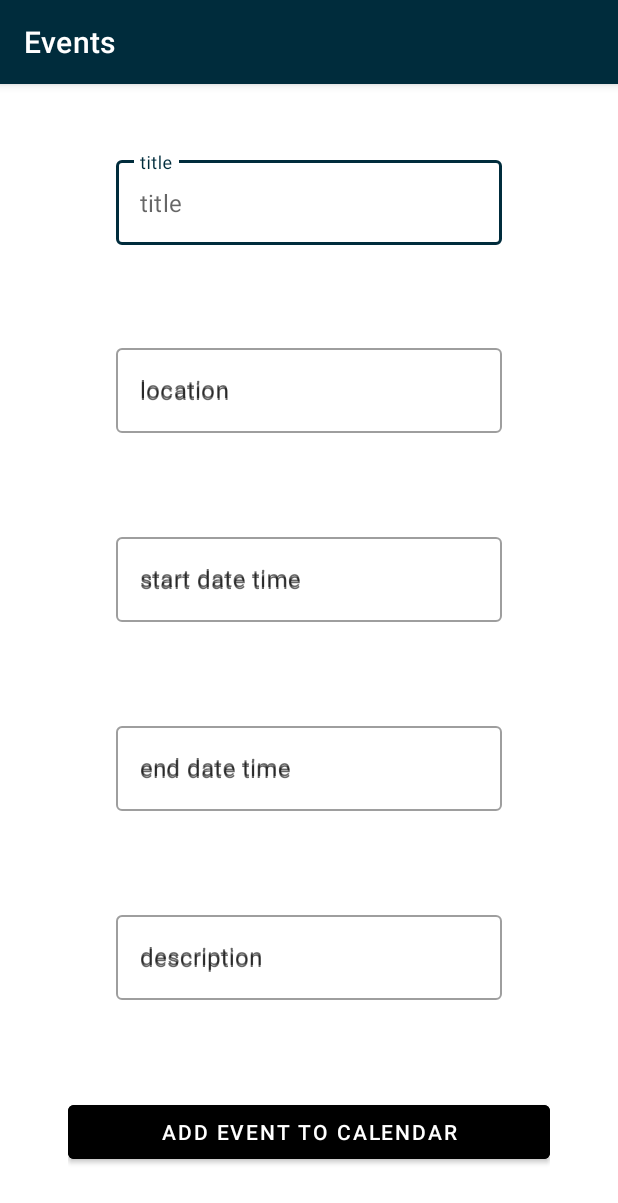
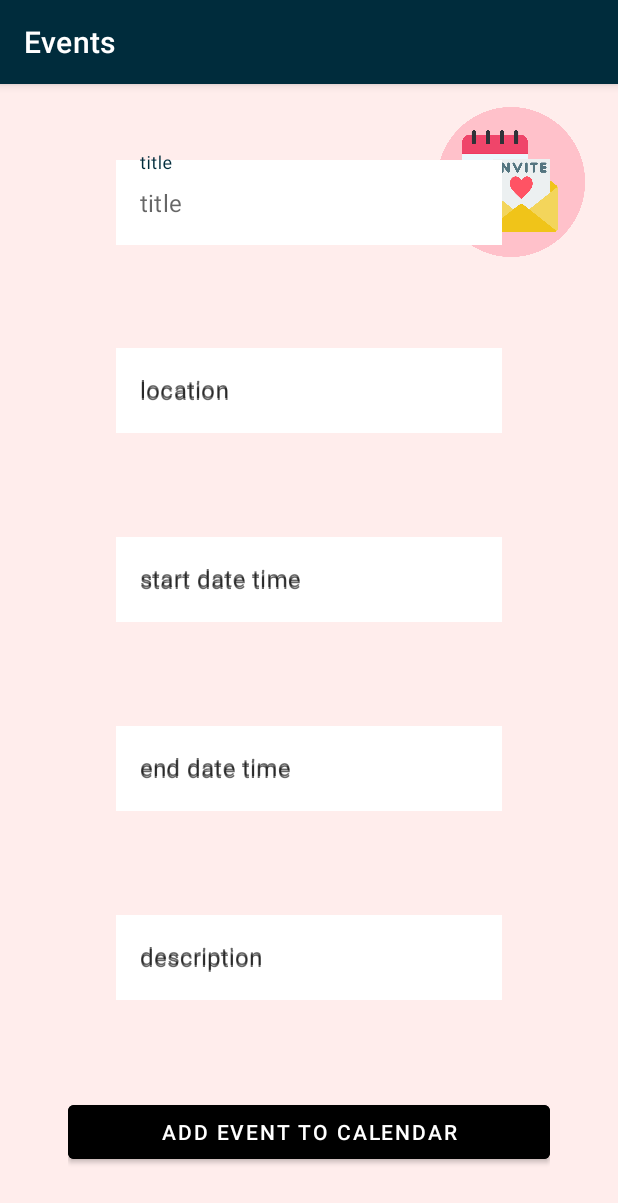
Before and after one commit to edensssss/EventsApp, an Android app: the CalendarActivity screen opened directly, with no data from a screen before it, on a phone screen of 412 x 824 dp. Shown: the top 1203 px of the screen. Run offline under Robolectric (Android 15) with nearby library versions, the phone set to English and light mode, and no system bars; 6 statements that could not run were skipped.

Commit message:
change calender xml

```diff
--- a/app/src/main/res/layout/activity_calander.xml
+++ b/app/src/main/res/layout/activity_calander.xml
@@ -6,8 +6,16 @@
     android:layout_width="match_parent"
     android:layout_height="match_parent"
     android:padding="15sp"
-    android:background="@color/white">
+    android:background="#ffedec">
+    <ImageView
+        android:id="@+id/logo"
+        android:layout_width="100sp"
+        android:layout_height="100sp"
+        android:layout_alignParentRight="true"
+        android:layout_marginRight="6dip"
+        app:srcCompat="@drawable/ic_logo" />
 
+    />
     <LinearLayout
         android:layout_width="match_parent"
         android:layout_height="match_parent"
@@ -29,6 +37,7 @@
                 android:layout_width="match_parent"
                 android:layout_height="wrap_content"
                 android:textColor="@color/black"
+                android:background="@color/white"
                 android:hint="title"
                 />
 
@@ -48,6 +57,7 @@
                 android:layout_width="match_parent"
                 android:layout_height="wrap_content"
                 android:textColor="@color/black"
+                android:background="@color/white"
                 android:hint="location"
                 />
 
@@ -66,6 +76,7 @@
             android:layout_width="match_parent"
             android:layout_height="wrap_content"
             android:textColor="@color/black"
+            android:background="@color/white"
             android:hint="start date time"
             />
     </com.google.android.material.textfield.TextInputLayout> <com.google.android.material.textfield.TextInputLayout
@@ -82,6 +93,7 @@
             android:layout_width="match_parent"
             android:layout_height="wrap_content"
             android:textColor="@color/black"
+            android:background="@color/white"
             android:hint="end date time"
             />
 
@@ -100,6 +112,7 @@
             android:layout_width="match_parent"
             android:layout_height="wrap_content"
             android:textColor="@color/black"
+            android:background="@color/white"
             android:hint="description"
             />
 
```
